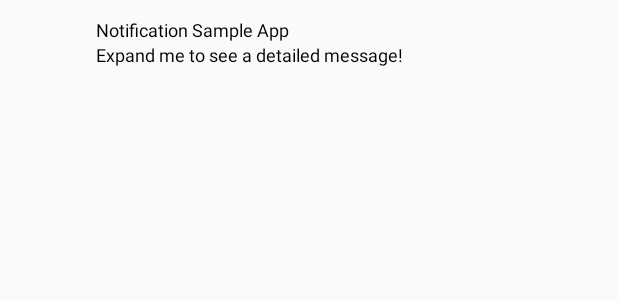
After one commit to candra855/bkk, an Android app: the layout notification.xml on its own in the app's theme, with its tools: preview values and no code run, on a phone screen of 412 x 824 dp. The commit adds this screen. Shown: the top 300 px of the screen. Run offline under Robolectric (Android 15) with nearby library versions, the phone set to English and light mode, and no system bars; network calls fail.

Commit message:
fcm
notif

```diff
--- a/app/build.gradle
+++ b/app/build.gradle
@@ -1,4 +1,5 @@
 apply plugin: 'com.android.application'
+apply plugin: 'com.google.gms.google-services'
 
 android {
     compileSdkVersion 28
@@ -30,7 +31,7 @@ dependencies {
     implementation 'com.daimajia.slider:library:1.1.5@aar'
     implementation 'de.hdodenhof:circleimageview:2.1.0'
     implementation 'com.android.support.constraint:constraint-layout:1.1.3'
-
+    implementation 'com.google.firebase:firebase-messaging:17.3.4'
     testImplementation 'junit:junit:4.12'
     androidTestImplementation 'com.android.support.test:runner:1.0.2'
     androidTestImplementation 'com.android.support.test.espresso:espresso-core:3.0.2'
--- a/app/src/main/AndroidManifest.xml
+++ b/app/src/main/AndroidManifest.xml
@@ -44,9 +44,6 @@
         <activity android:name=".PasswordBaru" />
         <activity android:name=".FotoProfil" />
         <activity android:name=".FotoIndustri" />
-        <activity android:name=".PasswordLupa"/>
-        <activity android:name=".PasswordVerif">
-        </activity>
 
     </application>
 
--- a/app/src/main/res/layout/activity_detail_lowongan.xml
+++ b/app/src/main/res/layout/activity_detail_lowongan.xml
@@ -329,6 +329,7 @@
                     android:layout_marginTop="5dp"
                     android:layout_marginBottom="10dp"
                     android:text="Jurusan"
+                    android:textColor="@color/font"
                     android:textSize="15sp"
                     android:textStyle="bold" />
 
--- /dev/null
+++ b/app/src/main/res/layout/notification.xml
@@ -0,0 +1,72 @@
+<?xml version="1.0" encoding="utf-8"?>
+<RelativeLayout xmlns:android="http://schemas.android.com/apk/res/android"
+    android:layout_width="wrap_content"
+    android:layout_height="wrap_content"
+    android:padding="8dp">
+
+    <RelativeLayout
+        android:id="@+id/icon_container"
+        android:layout_width="wrap_content"
+        android:layout_height="wrap_content">
+
+        <ImageView
+            android:id="@+id/big_icon"
+            android:layout_width="50dp"
+            android:layout_height="50dp"
+            android:paddingBottom="1dp"
+            android:paddingLeft="4dp"
+            android:paddingRight="6dp"/>
+
+        <ImageView
+            android:id="@+id/small_icon"
+            android:layout_width="18.2dp"
+            android:layout_height="18.2dp"
+            android:layout_alignBottom="@id/big_icon"
+            android:layout_alignRight="@id/big_icon"/>
+
+    </RelativeLayout>
+
+    <LinearLayout
+        android:id="@+id/notification_main"
+        android:layout_width="wrap_content"
+        android:layout_height="wrap_content"
+        android:layout_alignParentBottom="false"
+        android:layout_marginTop="3dp"
+        android:layout_toRightOf="@+id/icon_container"
+        android:gravity="center_vertical"
+        android:orientation="vertical"
+        android:paddingLeft="6dp">
+
+        <TextView
+            android:id="@+id/content_title"
+            android:layout_width="wrap_content"
+            android:textColor="#000000"
+            android:layout_height="wrap_content"
+            android:textAppearance="@style/TextAppearance.Compat.Notification.Time"
+            android:text="Notification Sample App"
+            />
+
+        <TextView
+            android:id="@+id/content_text"
+            android:layout_width="wrap_content"
+            android:layout_height="wrap_content"
+            android:textColor="#000000"
+            android:textAppearance="@style/TextAppearance.Compat.Notification.Time"
+            android:text="Expand me to see a detailed message!"/>
+
+        <!--        android:textAppearance="@style/TextAppearance.AppCompat.Notification"-->
+    </LinearLayout>
+
+    <TextView
+        android:id="@+id/timestamp"
+        android:layout_width="wrap_content"
+        android:layout_height="wrap_content"
+        android:textColor="#000000"
+        android:layout_alignParentRight="true"
+        android:layout_alignParentTop="true"
+        android:paddingRight="3.5dp"
+        android:paddingTop="8dp"
+        android:textAppearance="@style/TextAppearance.Compat.Notification.Time"
+        />
+
+</RelativeLayout>
--- a/build.gradle
+++ b/build.gradle
@@ -8,7 +8,7 @@ buildscript {
     }
     dependencies {
         classpath 'com.android.tools.build:gradle:3.2.0'
-
+        classpath 'com.google.gms:google-services:4.2.0'
 
         // NOTE: Do not place your application dependencies here; they belong
         // in the individual module build.gradle files
```
Also changed, not shown: app/src/main/java/com/example/can/bkk_master/FirebaseInstance.java (added, +38 -0 lines), app/src/main/java/com/example/can/bkk_master/PesanService.java (added, +79 -0 lines), 975 other files.
